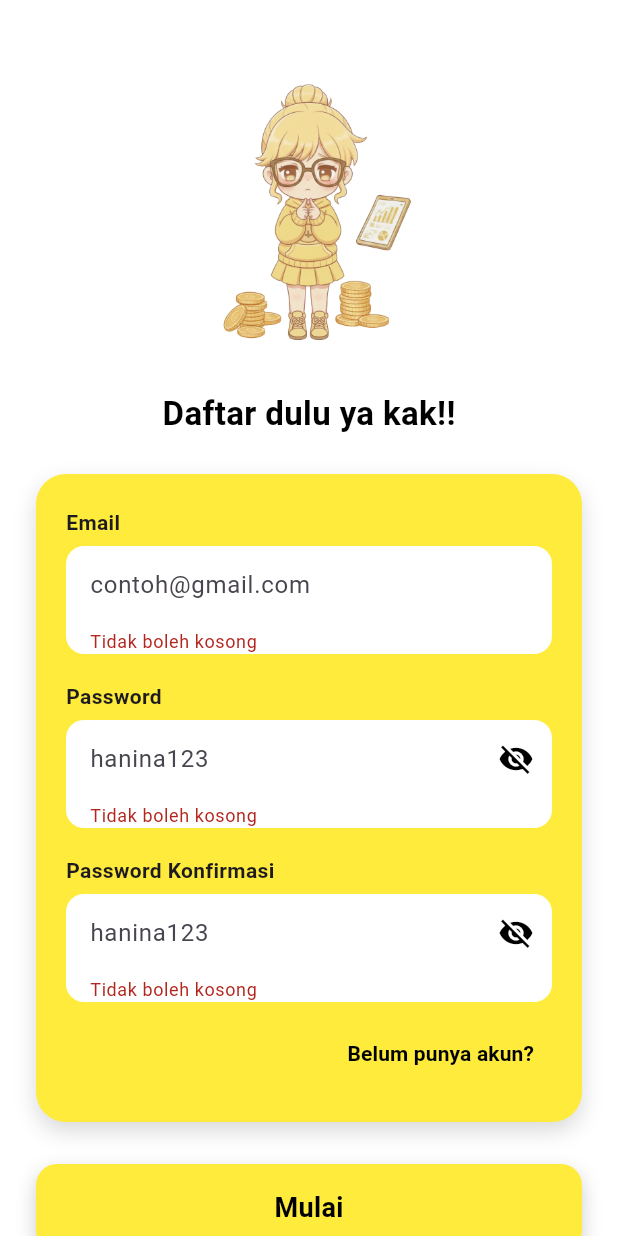
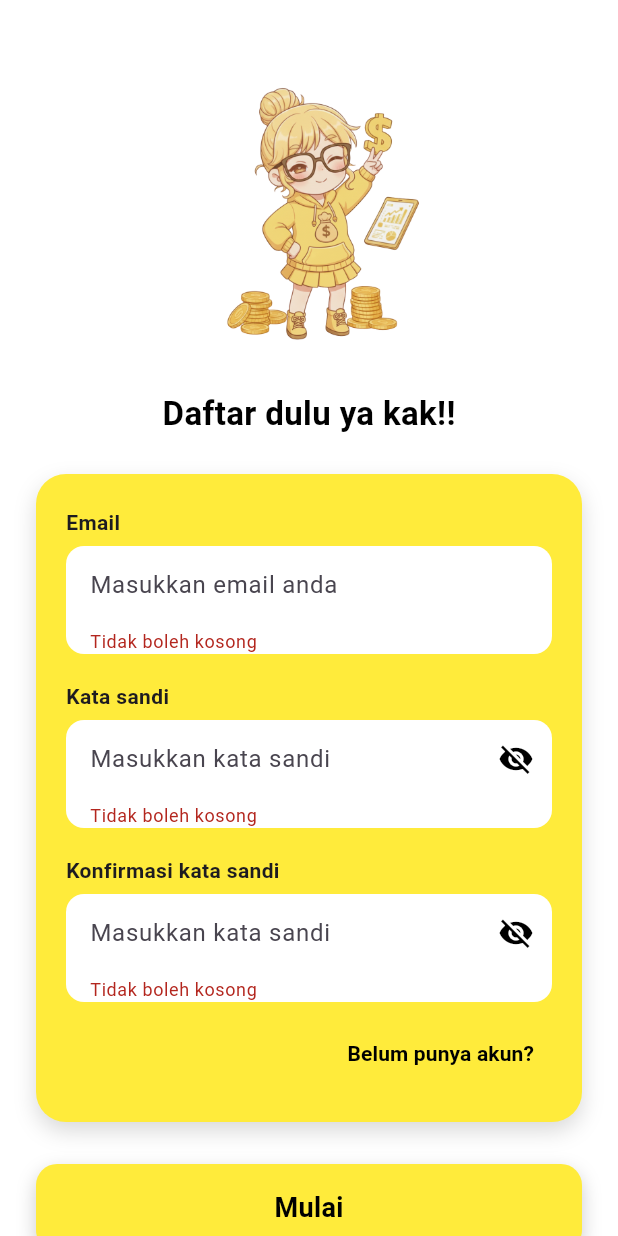
Before and after one commit to yaya7807-ai/mobile-kelompok-09, a Flutter app: the RegisterScreen screen opened directly, after a tap on "Mulai", on a phone screen of 412 x 824 dp. Run offline on Flutter 3.47's test engine with Material 3 defaults, Android fonts, the phone set to English and light mode, and no system bars; our stand-ins replace cloud_firestore, firebase_auth, firebase_core, fl_chart, flutter_svg; accounts and stored records are empty.

Commit message:
perubahan minor pada login screen dan register screen

```diff
--- a/mydompet/lib/screens/login_screen.dart
+++ b/mydompet/lib/screens/login_screen.dart
@@ -109,7 +109,7 @@ class _LoginScreenState extends State<LoginScreen> {
                       const SizedBox(height: 18),
 
                       const Text(
-                        "Password",
+                        "Kata sandi",
                         style: TextStyle(
                           fontWeight: FontWeight.w700,
                           fontSize: 14,
--- a/mydompet/lib/screens/register_screen.dart
+++ b/mydompet/lib/screens/register_screen.dart
@@ -36,7 +36,7 @@ class _RegisterScreenState extends State<RegisterScreen> {
                   height: 230,
                   width: 230,
                   decoration: const BoxDecoration(color: Colors.transparent),
-                  child: Image.asset("assets/images/login.png"),
+                  child: Image.asset("assets/images/register.png"),
                 ),
 
                 const SizedBox(height: 10),
@@ -89,14 +89,14 @@ class _RegisterScreenState extends State<RegisterScreen> {
                         // EMAIL INPUT
                         _buildInputField(
                           controller: _emailController,
-                          hint: "contoh@gmail.com",
+                          hint: "Masukkan email anda",
                           obscure: false,
                         ),
 
                         const SizedBox(height: 18),
 
                         const Text(
-                          "Password",
+                          "Kata sandi",
                           style: TextStyle(
                             fontWeight: FontWeight.w700,
                             fontSize: 14,
@@ -118,7 +118,7 @@ class _RegisterScreenState extends State<RegisterScreen> {
                         const SizedBox(height: 18),
 
                         const Text(
-                          "Password Konfirmasi",
+                          "Konfirmasi kata sandi",
                           style: TextStyle(
                             fontWeight: FontWeight.w700,
                             fontSize: 14,
@@ -199,7 +199,7 @@ class _RegisterScreenState extends State<RegisterScreen> {
                       } on FirebaseAuthException catch (e) {
                         ScaffoldMessenger.of(context).showSnackBar(
                           SnackBar(
-                            content: Text(e.message ?? 'Registration failed'),
+                            content: Text(e.message ?? 'Registrasi gagal'),
                           ),
                         );
                       }
@@ -283,7 +283,7 @@ class _RegisterScreenState extends State<RegisterScreen> {
         controller: controller,
         obscureText: !isVisible,
         decoration: InputDecoration(
-          hintText: "hanina123",
+          hintText: "Masukkan kata sandi",
           contentPadding: const EdgeInsets.symmetric(
             horizontal: 16,
             vertical: 14,
--- a/mydompet/pubspec.yaml
+++ b/mydompet/pubspec.yaml
@@ -66,6 +66,7 @@ flutter:
     - assets/images/onboard2.png
     - assets/images/onboard3.png
     - assets/images/login.png
+    - assets/images/register.png
 
   # An image asset can refer to one or more resolution-specific "variants", see
   # https://flutter.dev/to/resolution-aware-images
```
Also changed, not shown: mydompet/assets/images/register.png (added).
